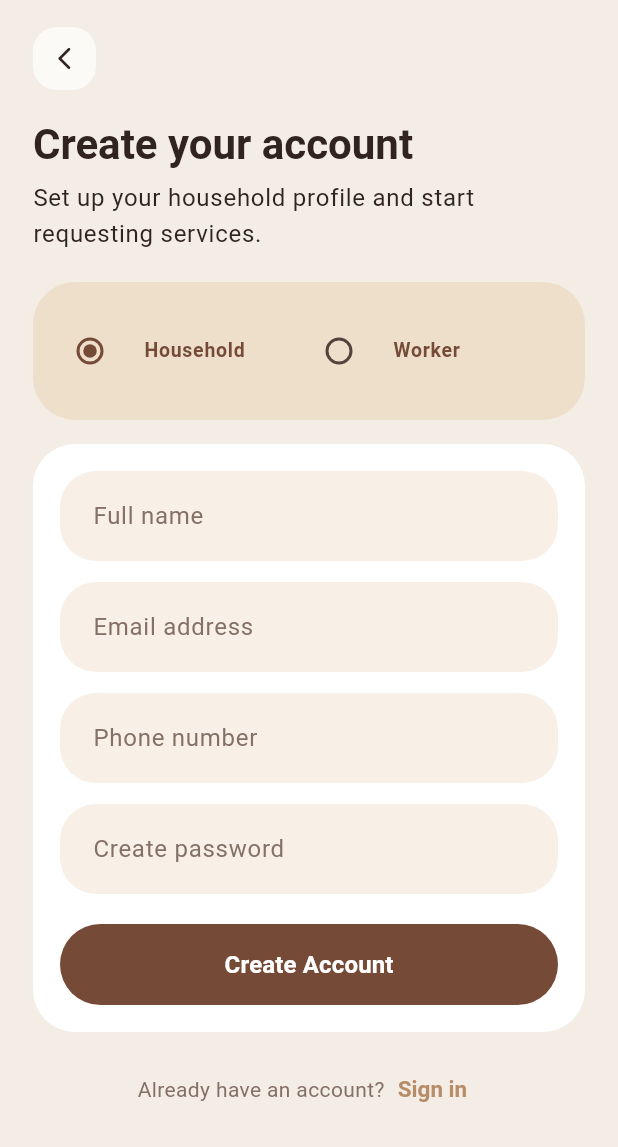
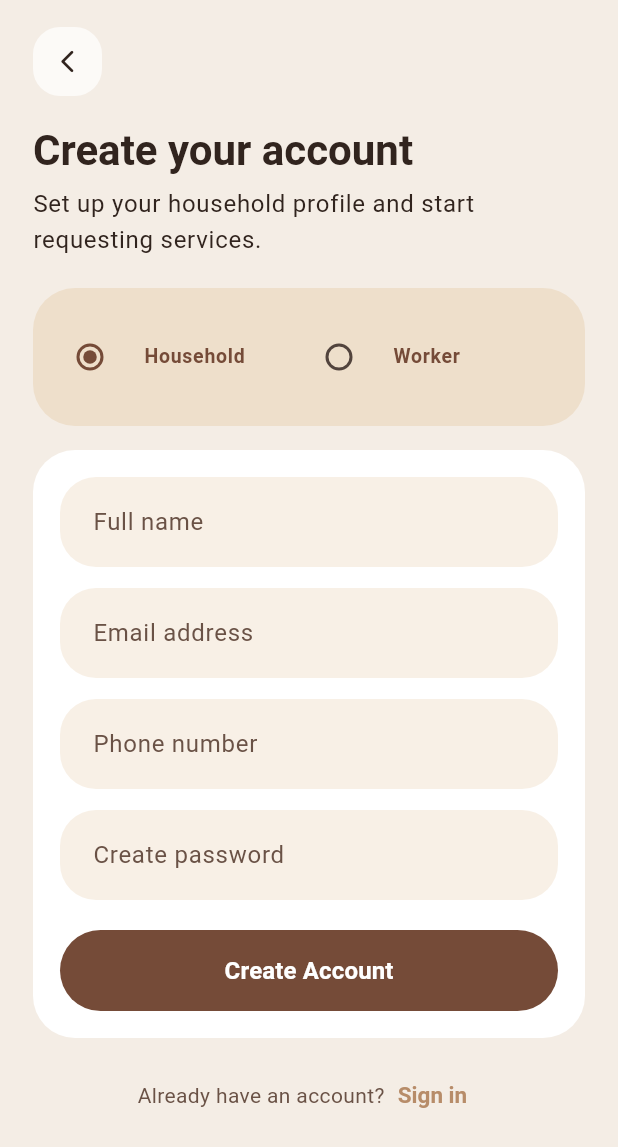
Before and after one commit to AbuZar-Babar/HomeEase, a Flutter app: the screen it shows after launch, after a tap on "Skip", after a tap on "Create account", on a phone screen of 412 x 824 dp. Shown: the top 1147 px of the screen. Run offline on Flutter 3.47's test engine with Material 3 defaults, Android fonts, the phone set to English and light mode, and no system bars.

Commit message:
feat: implement foundational theme, UI components, and core screens for worker and user flows

```diff
--- a/Home Ease Project/MobileApp/homeease/lib/screens/sign_in_screen.dart
+++ b/Home Ease Project/MobileApp/homeease/lib/screens/sign_in_screen.dart
@@ -1,4 +1,5 @@
 import 'package:flutter/material.dart';
+import 'package:flutter/services.dart';
 
 import '../theme/home_ease_theme.dart';
 import '../widgets/app_scaffold.dart';
@@ -70,6 +71,7 @@ class _SignInScreenState extends State<SignInScreen> {
                         label: 'Household',
                         isSelected: _selectedRole == 'Household',
                         onTap: () {
+                          HapticFeedback.lightImpact();
                           setState(() {
                             _selectedRole = 'Household';
                           });
@@ -83,6 +85,7 @@ class _SignInScreenState extends State<SignInScreen> {
                         label: 'Worker',
                         isSelected: _selectedRole == 'Worker',
                         onTap: () {
+                          HapticFeedback.lightImpact();
                           setState(() {
                             _selectedRole = 'Worker';
                           });
--- a/Home Ease Project/MobileApp/homeease/lib/screens/sign_up_screen.dart
+++ b/Home Ease Project/MobileApp/homeease/lib/screens/sign_up_screen.dart
@@ -1,4 +1,5 @@
 import 'package:flutter/material.dart';
+import 'package:flutter/services.dart';
 
 import '../theme/home_ease_theme.dart';
 import '../widgets/app_scaffold.dart';
@@ -57,6 +58,7 @@ class _SignUpScreenState extends State<SignUpScreen> {
   }
 
   void _simulateCnicUpload() {
+    HapticFeedback.lightImpact();
     setState(() {
       _simulatedCnicPath = 'assets/mock/cnic_${DateTime.now().millisecondsSinceEpoch}.jpg';
     });
@@ -91,6 +93,7 @@ class _SignUpScreenState extends State<SignUpScreen> {
                     contentPadding: EdgeInsets.zero,
                     onChanged: (val) {
                       if (val != null) {
+                        HapticFeedback.lightImpact();
                         setState(() => _selectedRole = val);
                       }
                     },
@@ -105,6 +108,7 @@ class _SignUpScreenState extends State<SignUpScreen> {
                     contentPadding: EdgeInsets.zero,
                     onChanged: (val) {
                       if (val != null) {
+                        HapticFeedback.lightImpact();
                         setState(() => _selectedRole = val);
                       }
                     },
@@ -140,7 +144,13 @@ class _SignUpScreenState extends State<SignUpScreen> {
                   decoration: const InputDecoration(hintText: 'Create password'),
                 ),
 
-                // Worker specific input section
+                // Animated Worker specific input section
+                AnimatedSize(
+                  duration: const Duration(milliseconds: 300),
+                  curve: Curves.easeInOut,
+                  child: Column(
+                    crossAxisAlignment: CrossAxisAlignment.start,
+                    children: [
                       if (isWorker) ...[
                         const Divider(height: 32, color: HomeEaseTheme.background),
                         const Text(
@@ -214,6 +224,9 @@ class _SignUpScreenState extends State<SignUpScreen> {
                           ),
                         ),
                       ],
+                    ],
+                  ),
+                ),
 
                 const SizedBox(height: 20),
                 HomeEaseButton(
--- a/Home Ease Project/MobileApp/homeease/lib/screens/splash_screen.dart
+++ b/Home Ease Project/MobileApp/homeease/lib/screens/splash_screen.dart
@@ -78,6 +78,8 @@ class _SplashScreenState extends State<SplashScreen>
     return Scaffold(
       backgroundColor: HomeEaseTheme.cardDark,
       body: SafeArea(
+        child: SizedBox(
+          width: double.infinity,
           child: Padding(
             padding: const EdgeInsets.fromLTRB(22, 18, 22, 24),
             child: Column(
@@ -144,6 +146,7 @@ class _SplashScreenState extends State<SplashScreen>
           ),
         ),
       ),
+    ),
   );
   }
 }
--- a/Home Ease Project/MobileApp/homeease/lib/theme/home_ease_theme.dart
+++ b/Home Ease Project/MobileApp/homeease/lib/theme/home_ease_theme.dart
@@ -8,7 +8,7 @@ class HomeEaseTheme {
   static const Color brand = Color(0xFF754B38);
   static const Color brandSoft = Color(0xFFB78C69);
   static const Color text = Color(0xFF31241E);
-  static const Color muted = Color(0xFF857067);
+  static const Color muted = Color(0xFF6A5246);
   static const Color white = Colors.white;
 
   static ThemeData get theme {
--- a/Home Ease Project/MobileApp/homeease/lib/widgets/app_scaffold.dart
+++ b/Home Ease Project/MobileApp/homeease/lib/widgets/app_scaffold.dart
@@ -1,4 +1,5 @@
 import 'package:flutter/material.dart';
+import 'package:flutter/services.dart';
 
 import '../theme/home_ease_theme.dart';
 
@@ -81,13 +82,16 @@ class _BackHeader extends StatelessWidget {
     return Row(
       children: [
         GestureDetector(
-          onTap: onBack,
+          onTap: () {
+            HapticFeedback.lightImpact();
+            onBack();
+          },
           child: Container(
-            width: 42,
-            height: 42,
+            width: 46,
+            height: 46,
             decoration: BoxDecoration(
               color: HomeEaseTheme.white.withValues(alpha: 0.7),
-              borderRadius: BorderRadius.circular(16),
+              borderRadius: BorderRadius.circular(18),
             ),
             child: const Icon(
               Icons.arrow_back_ios_new_rounded,
--- a/Home Ease Project/MobileApp/homeease/lib/widgets/home_ease_widgets.dart
+++ b/Home Ease Project/MobileApp/homeease/lib/widgets/home_ease_widgets.dart
@@ -1,4 +1,5 @@
 import 'package:flutter/material.dart';
+import 'package:flutter/services.dart';
 
 import '../theme/home_ease_theme.dart';
 
@@ -31,7 +32,10 @@ class HomeEaseButton extends StatelessWidget {
             borderRadius: BorderRadius.circular(28),
           ),
         ),
-        onPressed: onPressed,
+        onPressed: () {
+          HapticFeedback.lightImpact();
+          onPressed();
+        },
         child: Text(
           label,
           style: const TextStyle(fontWeight: FontWeight.w700, fontSize: 16),
@@ -58,7 +62,10 @@ class HomeEaseTextAction extends StatelessWidget {
     return Align(
       alignment: alignment,
       child: TextButton(
-        onPressed: onTap,
+        onPressed: () {
+          HapticFeedback.lightImpact();
+          onTap();
+        },
         style: TextButton.styleFrom(
           foregroundColor: HomeEaseTheme.brandSoft,
           padding: const EdgeInsets.symmetric(horizontal: 4, vertical: 6),
```
Also changed, not shown: Home Ease Project/MobileApp/homeease/lib/screens/home_search_screen.dart (+17 -4 lines), Home Ease Project/MobileApp/homeease/lib/screens/rating_review_screen.dart (+6 -1 lines), Home Ease Project/MobileApp/homeease/lib/screens/service_agreement_screen.dart (+14 -3 lines), Home Ease Project/MobileApp/homeease/lib/screens/worker_availability_screen.dart (+8 -1 lines), Home Ease Project/MobileApp/homeease/lib/screens/worker_dashboard_screen.dart (+17 -4 lines). Lines whose indentation alone changed are shown as unchanged.
